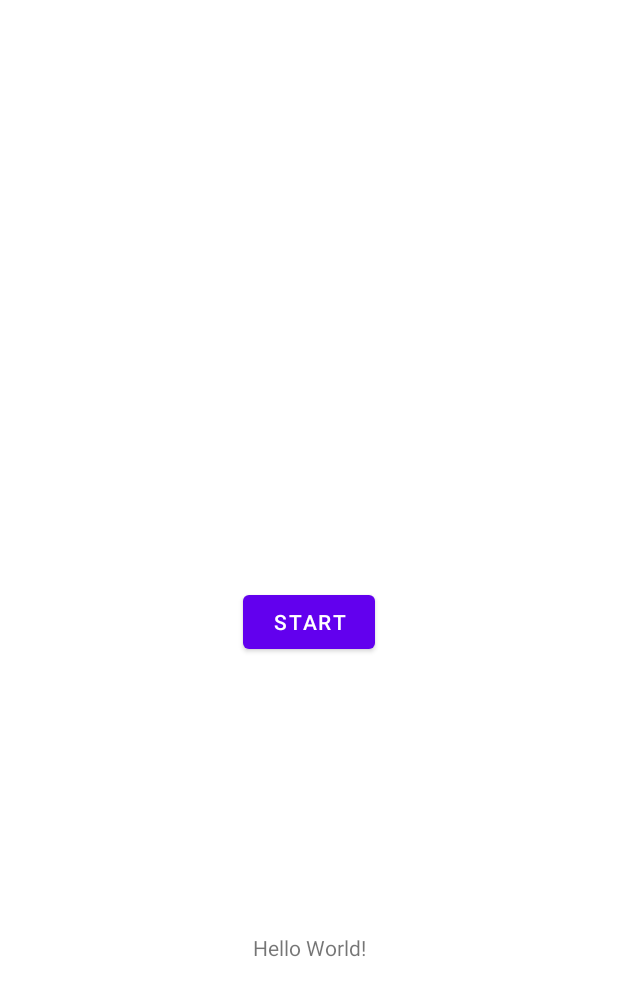
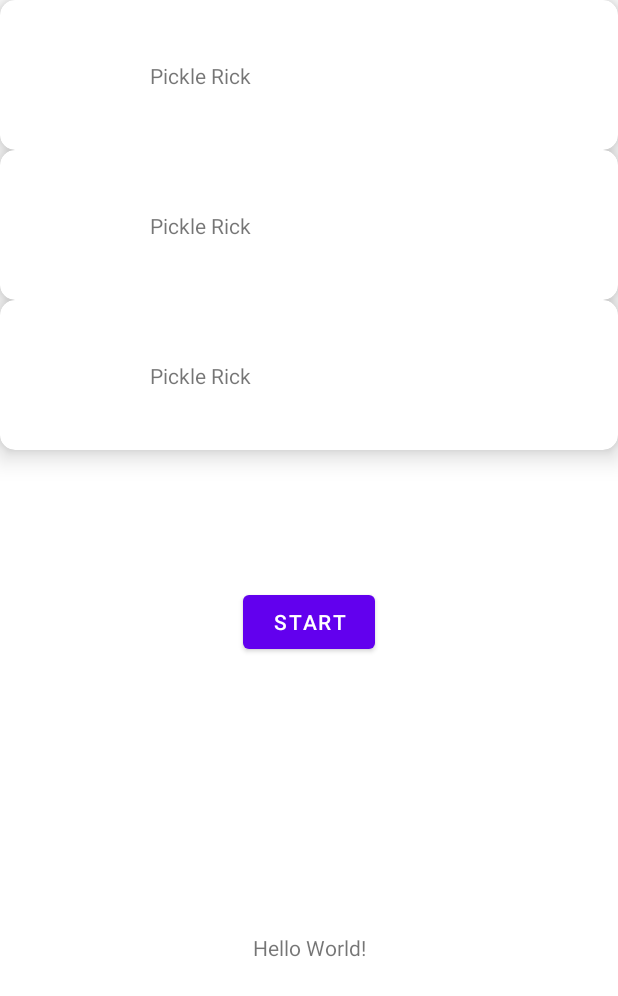
Before and after one commit to dasyad00/RickAndMortyAndroid, an Android app: the layout activity_main.xml on its own in the app's theme, with its tools: preview values and no code run, on a phone screen of 412 x 824 dp. Shown: the top 996 px of the screen. Run offline under Robolectric (Android 15) with nearby library versions, the phone set to English and light mode, and no system bars.

Commit message:
add recyclerview of character names

```diff
--- a/app/build.gradle
+++ b/app/build.gradle
@@ -38,6 +38,7 @@ dependencies {
 
     implementation 'androidx.core:core-ktx:1.9.0'
     implementation 'androidx.appcompat:appcompat:1.5.1'
+    implementation 'androidx.lifecycle:lifecycle-runtime-ktx:2.5.1'
     implementation 'com.google.android.material:material:1.6.1'
     implementation 'androidx.constraintlayout:constraintlayout:2.1.4'
 
--- a/app/src/main/res/layout/activity_main.xml
+++ b/app/src/main/res/layout/activity_main.xml
@@ -1,11 +1,22 @@
 <?xml version="1.0" encoding="utf-8"?>
 <layout>
+
     <androidx.constraintlayout.widget.ConstraintLayout xmlns:android="http://schemas.android.com/apk/res/android"
         xmlns:app="http://schemas.android.com/apk/res-auto"
         xmlns:tools="http://schemas.android.com/tools"
         android:layout_width="match_parent"
         android:layout_height="match_parent"
         tools:context=".MainActivity">
+
+        <androidx.recyclerview.widget.RecyclerView
+            android:id="@+id/character_list"
+            android:layout_width="match_parent"
+            android:layout_height="match_parent"
+            app:layout_constraintBottom_toBottomOf="parent"
+            app:layout_constraintEnd_toEndOf="parent"
+            app:layout_constraintStart_toStartOf="parent"
+            app:layout_constraintTop_toTopOf="parent"
+            tools:listitem="@layout/character_view" />
 
         <Button
             android:id="@+id/start_button"
--- /dev/null
+++ b/app/src/main/res/layout/character_view.xml
@@ -0,0 +1,37 @@
+<?xml version="1.0" encoding="utf-8"?>
+<layout xmlns:android="http://schemas.android.com/apk/res/android"
+    xmlns:app="http://schemas.android.com/apk/res-auto"
+    xmlns:tools="http://schemas.android.com/tools">
+
+    <androidx.cardview.widget.CardView
+        android:layout_width="match_parent"
+        android:layout_height="wrap_content"
+        app:cardElevation="10dp"
+        app:cardCornerRadius="10dp">
+
+        <androidx.constraintlayout.widget.ConstraintLayout
+            android:layout_width="match_parent"
+            android:layout_height="wrap_content">
+
+            <ImageView
+                android:id="@+id/image"
+                android:layout_width="100dp"
+                android:layout_height="100dp"
+                android:contentDescription="Character image"
+                app:layout_constraintBottom_toBottomOf="parent"
+                app:layout_constraintStart_toStartOf="parent"
+                app:layout_constraintTop_toTopOf="parent" />
+
+            <TextView
+                android:id="@+id/name"
+                android:layout_width="0dp"
+                android:layout_height="wrap_content"
+                app:layout_constraintBottom_toBottomOf="parent"
+                app:layout_constraintEnd_toEndOf="parent"
+                app:layout_constraintStart_toEndOf="@id/image"
+                app:layout_constraintTop_toTopOf="parent"
+                tools:text="Pickle Rick" />
+
+        </androidx.constraintlayout.widget.ConstraintLayout>
+    </androidx.cardview.widget.CardView>
+</layout>
```
Also changed, not shown: app/src/main/java/me/dasyad/rickandmortyandroid/MainActivity.kt (+8 -1 lines), app/src/main/java/me/dasyad/rickandmortyandroid/ui/CharacterListAdapter.kt (added, +37 -0 lines).
